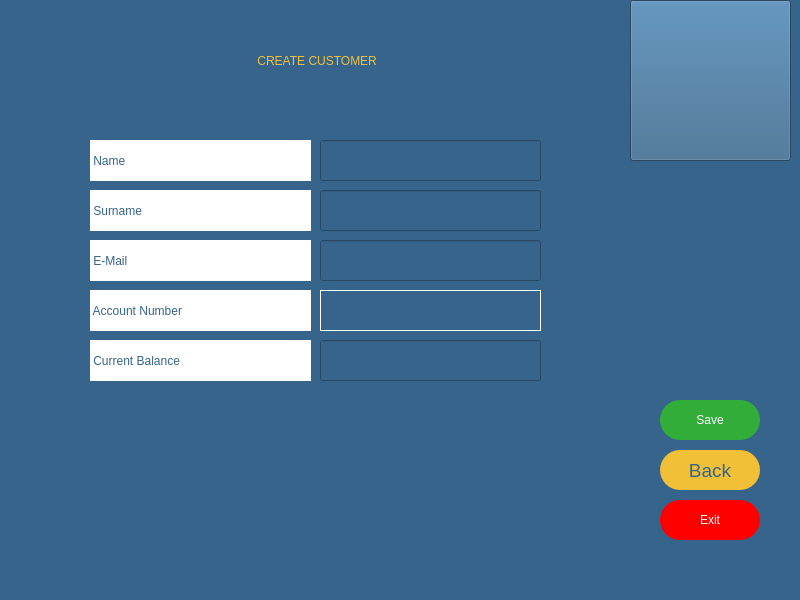
Qt form createcustomerpage.ui (melihorhanyilmaz/Project) before a commit.
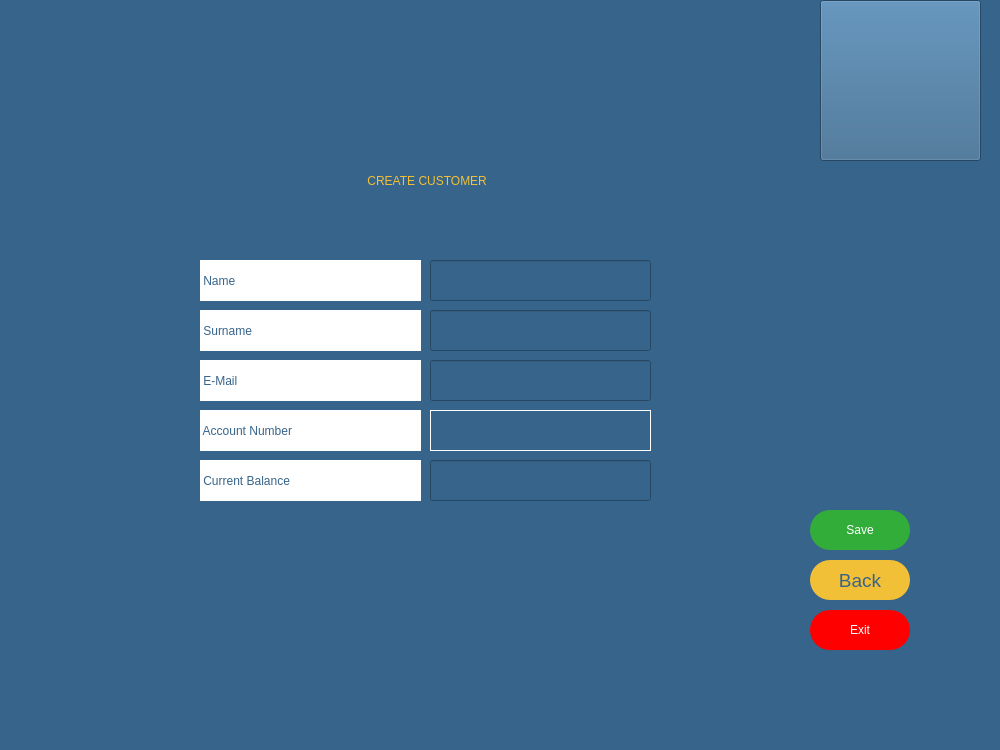
The same form after that commit. Icons and pictures are not drawn.

The edit to the form file:
```diff
--- a/createcustomerpage.ui
+++ b/createcustomerpage.ui
@@ -6,8 +6,8 @@
    <rect>
     <x>0</x>
     <y>0</y>
-    <width>800</width>
-    <height>600</height>
+    <width>1000</width>
+    <height>750</height>
    </rect>
   </property>
   <property name="windowTitle">
@@ -20,8 +20,8 @@
    <widget class="QLineEdit" name="li_name">
     <property name="geometry">
      <rect>
-      <x>320</x>
-      <y>140</y>
+      <x>430</x>
+      <y>260</y>
       <width>221</width>
       <height>41</height>
      </rect>
@@ -37,8 +37,8 @@
    <widget class="QLineEdit" name="li_surname">
     <property name="geometry">
      <rect>
-      <x>320</x>
-      <y>190</y>
+      <x>430</x>
+      <y>310</y>
       <width>221</width>
       <height>41</height>
      </rect>
@@ -51,8 +51,8 @@
    <widget class="QLineEdit" name="li_email">
     <property name="geometry">
      <rect>
-      <x>320</x>
-      <y>240</y>
+      <x>430</x>
+      <y>360</y>
       <width>221</width>
       <height>41</height>
      </rect>
@@ -71,8 +71,8 @@
    <widget class="QPushButton" name="B_save">
     <property name="geometry">
      <rect>
-      <x>660</x>
-      <y>400</y>
+      <x>810</x>
+      <y>510</y>
       <width>100</width>
       <height>40</height>
      </rect>
@@ -95,8 +95,8 @@
    <widget class="QPushButton" name="B_exit">
     <property name="geometry">
      <rect>
-      <x>660</x>
-      <y>500</y>
+      <x>810</x>
+      <y>610</y>
       <width>100</width>
       <height>40</height>
      </rect>
@@ -118,8 +118,8 @@
    <widget class="QLabel" name="la_name">
     <property name="geometry">
      <rect>
-      <x>90</x>
-      <y>140</y>
+      <x>200</x>
+      <y>260</y>
       <width>221</width>
       <height>41</height>
      </rect>
@@ -136,8 +136,8 @@
    <widget class="QLabel" name="la_surname">
     <property name="geometry">
      <rect>
-      <x>90</x>
-      <y>190</y>
+      <x>200</x>
+      <y>310</y>
       <width>221</width>
       <height>41</height>
      </rect>
@@ -154,8 +154,8 @@
    <widget class="QLabel" name="la_mail">
     <property name="geometry">
      <rect>
-      <x>90</x>
-      <y>240</y>
+      <x>200</x>
+      <y>360</y>
       <width>221</width>
       <height>41</height>
      </rect>
@@ -172,8 +172,8 @@
    <widget class="QLabel" name="la_accnumber">
     <property name="geometry">
      <rect>
-      <x>90</x>
-      <y>290</y>
+      <x>200</x>
+      <y>410</y>
       <width>221</width>
       <height>41</height>
      </rect>
@@ -190,8 +190,8 @@
    <widget class="QLabel" name="label_5">
     <property name="geometry">
      <rect>
-      <x>90</x>
-      <y>20</y>
+      <x>200</x>
+      <y>140</y>
       <width>451</width>
       <height>81</height>
      </rect>
@@ -210,8 +210,8 @@
    <widget class="QLabel" name="la_curbalance">
     <property name="geometry">
      <rect>
-      <x>90</x>
-      <y>340</y>
+      <x>200</x>
+      <y>460</y>
       <width>221</width>
       <height>41</height>
      </rect>
@@ -228,8 +228,8 @@
    <widget class="QLineEdit" name="li_balance">
     <property name="geometry">
      <rect>
-      <x>320</x>
-      <y>340</y>
+      <x>430</x>
+      <y>460</y>
       <width>221</width>
       <height>41</height>
      </rect>
@@ -245,8 +245,8 @@
    <widget class="QLabel" name="la_error">
     <property name="geometry">
      <rect>
-      <x>110</x>
-      <y>400</y>
+      <x>220</x>
+      <y>520</y>
       <width>421</width>
       <height>31</height>
      </rect>
@@ -264,8 +264,8 @@
    <widget class="QLabel" name="la_id">
     <property name="geometry">
      <rect>
-      <x>320</x>
-      <y>290</y>
+      <x>430</x>
+      <y>410</y>
       <width>221</width>
       <height>41</height>
      </rect>
@@ -284,8 +284,8 @@
    <widget class="QPushButton" name="B_back">
     <property name="geometry">
      <rect>
-      <x>660</x>
-      <y>450</y>
+      <x>810</x>
+      <y>560</y>
       <width>100</width>
       <height>40</height>
      </rect>
@@ -307,7 +307,7 @@
    <widget class="QPushButton" name="pushButton">
     <property name="geometry">
      <rect>
-      <x>630</x>
+      <x>820</x>
       <y>0</y>
       <width>161</width>
       <height>161</height>
```
Left out of the diff: 2 changed lines with no effect on the pictures.
